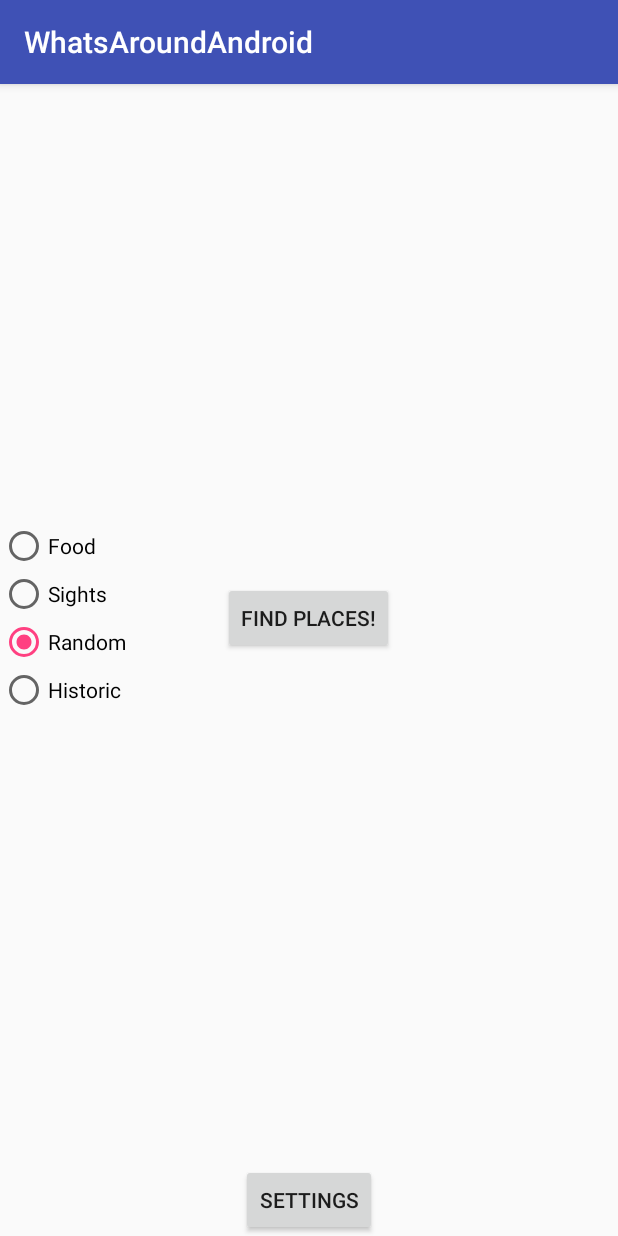
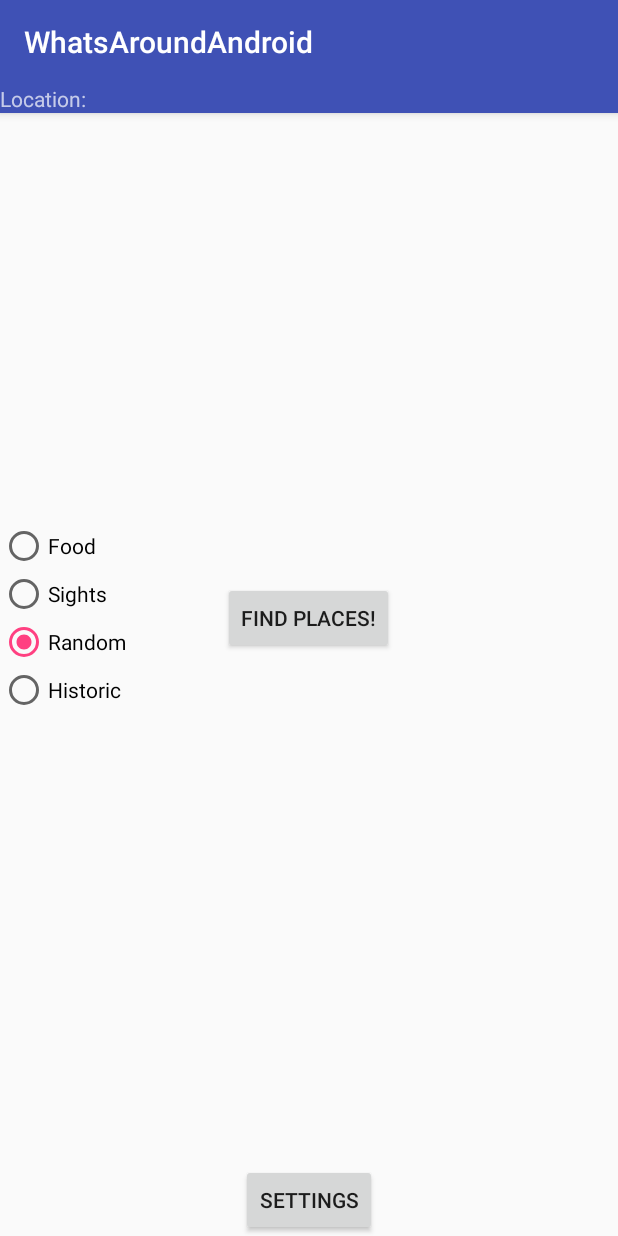
Before and after one commit to alexveshcher/WhatsAroundAndroid, an Android app: the screen it shows after launch (MainActivity), after a tap on "Random", on a phone screen of 412 x 824 dp. Run offline under Robolectric (Android 15) with nearby library versions, the phone set to English and light mode, and no system bars.

Commit message:
Add gps monitor service

```diff
--- a/app/src/main/AndroidManifest.xml
+++ b/app/src/main/AndroidManifest.xml
@@ -8,6 +8,7 @@
          location permissions for the 'MyLocation' functionality.
     -->
     <uses-permission android:name="android.permission.ACCESS_FINE_LOCATION"/>
+    <uses-permission android:name="android.permission.ACCESS_COARSE_LOCATION"/>
     <uses-permission android:name="android.permission.INTERNET"/>
 
     <application
@@ -49,6 +50,9 @@
                     android:name="android.support.PARENT_ACTIVITY"
                     android:value="ua.com.aveshcher.whatsaroundandroid.activity.MainActivity"/>
         </activity>
+
+        <service android:name="ua.com.aveshcher.whatsaroundandroid.service.GPSService"/>
+
     </application>
 
 </manifest>
--- a/app/src/main/java/ua/com/aveshcher/whatsaroundandroid/activity/MainActivity.java
+++ b/app/src/main/java/ua/com/aveshcher/whatsaroundandroid/activity/MainActivity.java
@@ -1,19 +1,24 @@
 package ua.com.aveshcher.whatsaroundandroid.activity;
 
-import android.content.Intent;
+import android.content.*;
 import android.os.Bundle;
+import android.preference.PreferenceManager;
 import android.support.v7.app.AppCompatActivity;
 import android.support.v7.widget.Toolbar;
-import android.view.Menu;
-import android.view.MenuItem;
 import android.view.View;
 import android.widget.Button;
 import android.widget.RadioButton;
+import android.widget.TextView;
 import ua.com.aveshcher.whatsaroundandroid.R;
+import ua.com.aveshcher.whatsaroundandroid.service.GPSService;
 
 public class MainActivity extends AppCompatActivity {
     public final static String CATEGORY = "CATEGORY";
     private String category;
+    private int radius;
+    private int refreshTime;
+    private BroadcastReceiver broadcastReceiver;
+    private TextView locationTextView;
 
     @Override
     protected void onCreate(Bundle savedInstanceState) {
@@ -21,6 +26,37 @@ public class MainActivity extends AppCompatActivity {
         setContentView(R.layout.activity_main);
         Toolbar toolbar = (Toolbar) findViewById(R.id.toolbar);
         setSupportActionBar(toolbar);
+
+        SharedPreferences sharedPref = PreferenceManager.getDefaultSharedPreferences(this);
+        radius = Integer.valueOf(sharedPref.getString("search_radius", "494"));
+        refreshTime = Integer.valueOf(sharedPref.getString("refresh_time", "120"));
+//        Toast.makeText(getApplicationContext(),
+//                "search_radius: " + radius, Toast.LENGTH_LONG).show();
+        locationTextView = (TextView) findViewById(R.id.location_text_view);
+
+    }
+
+    @Override
+    protected void onResume(){
+        super.onResume();
+        if(broadcastReceiver == null){
+            broadcastReceiver = new BroadcastReceiver() {
+                @Override
+                public void onReceive(Context context, Intent intent) {
+//                    Toast.makeText(getApplicationContext(),"recieved smth", Toast.LENGTH_LONG).show();
+                    locationTextView.append("\n" +intent.getExtras().get("latitude") + " " + intent.getExtras().get("longitude"));
+                }
+            };
+        }
+        registerReceiver(broadcastReceiver, new IntentFilter("location_update"));
+    }
+
+    @Override
+    protected void onDestroy(){
+        super.onDestroy();
+        if(broadcastReceiver != null){
+            unregisterReceiver(broadcastReceiver);
+        }
     }
 
     public void findPlaces(View view) {
@@ -29,12 +65,20 @@ public class MainActivity extends AppCompatActivity {
         startActivity(intent);
     }
 
+    public void monitorPlaces(View view) {
+        Intent intent = new Intent(getApplicationContext(), GPSService.class);
+//        intent.putExtra("CATEGORY",category);
+        startService(intent);
+    }
+
     public void selectCategory(View view) {
         // Is the button now checked?
         boolean checked = ((RadioButton) view).isChecked();
         if(checked){
-            Button button = (Button) findViewById(R.id.find_places_button);
-            button.setEnabled(true);
+            Button findButton = (Button) findViewById(R.id.find_places_button);
+            Button monitorButton = (Button) findViewById(R.id.monitor_places_button);
+            findButton.setEnabled(true);
+            monitorButton.setEnabled(true);
         }
         // Check which radio button was clicked
         switch(view.getId()) {
--- a/app/src/main/java/ua/com/aveshcher/whatsaroundandroid/activity/MapsActivity.java
+++ b/app/src/main/java/ua/com/aveshcher/whatsaroundandroid/activity/MapsActivity.java
@@ -39,6 +39,7 @@ public class MapsActivity extends FragmentActivity implements OnMapReadyCallback
     private String tag = "CONNECT";
     private String category;
     private int radius;
+    private int refreshTime;
     private static final String DOMAIN = "whats-around.herokuapp.com";
     private GoogleApiClient mGoogleApiClient;
     private Location mLastLocation;
@@ -66,6 +67,7 @@ public class MapsActivity extends FragmentActivity implements OnMapReadyCallback
 
         SharedPreferences sharedPref = PreferenceManager.getDefaultSharedPreferences(this);
         radius = Integer.valueOf(sharedPref.getString("search_radius", "494"));
+        refreshTime = Integer.valueOf(sharedPref.getString("refresh_time", "120"));
 //        Toast.makeText(getApplicationContext(),
 //                "search_radius: " + radius, Toast.LENGTH_LONG).show();
 
--- a/app/src/main/res/layout/activity_main.xml
+++ b/app/src/main/res/layout/activity_main.xml
@@ -19,6 +19,12 @@
                 android:layout_height="?attr/actionBarSize"
                 android:background="?attr/colorPrimary"
                 app:popupTheme="@style/AppTheme.PopupOverlay"/>
+        <TextView
+                android:id="@+id/location_text_view"
+                android:text="Location: "
+                android:layout_width="wrap_content"
+                android:layout_height="wrap_content"
+                android:layout_weight="1"/>
 
     </android.support.design.widget.AppBarLayout>
 
@@ -33,6 +39,15 @@
             android:layout_height="wrap_content"
             app:layout_anchorGravity="top|center_horizontal"
             android:layout_gravity="center|center_horizontal"/>
+    <Button
+            android:id="@+id/monitor_places_button"
+            android:onClick="monitorPlaces"
+            android:enabled="false"
+            android:text="@string/monitor_places"
+            android:layout_width="wrap_content"
+            android:layout_height="wrap_content"
+            app:layout_anchorGravity="top|center_horizontal"
+            android:layout_gravity="top"/>
 
     <RadioGroup
             android:layout_width="fill_parent"
--- a/app/src/main/res/values/strings.xml
+++ b/app/src/main/res/values/strings.xml
@@ -100,4 +100,5 @@
 
     <string name="pref_title_vibrate">Vibrate</string>
     <string name="settings">settings</string>
+    <string name="monitor_places">Monitor places</string>
 </resources>
```
Also changed, not shown: app/src/main/java/ua/com/aveshcher/whatsaroundandroid/service/GPSService.java (added, +79 -0 lines), app/src/main/res/xml/pref_data_sync.xml (+0 -8 lines).
